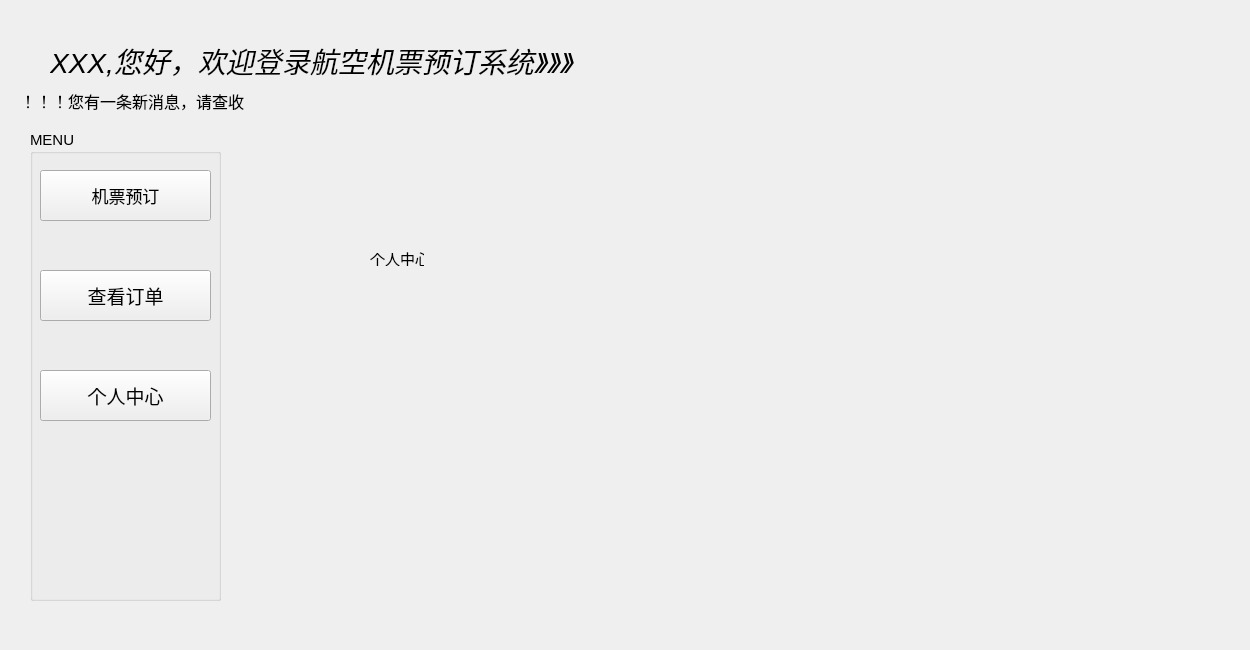
First picture: the form in flightwindow.ui, repository jerryzhu1229/AirTicketBookingSystem, before the edit.
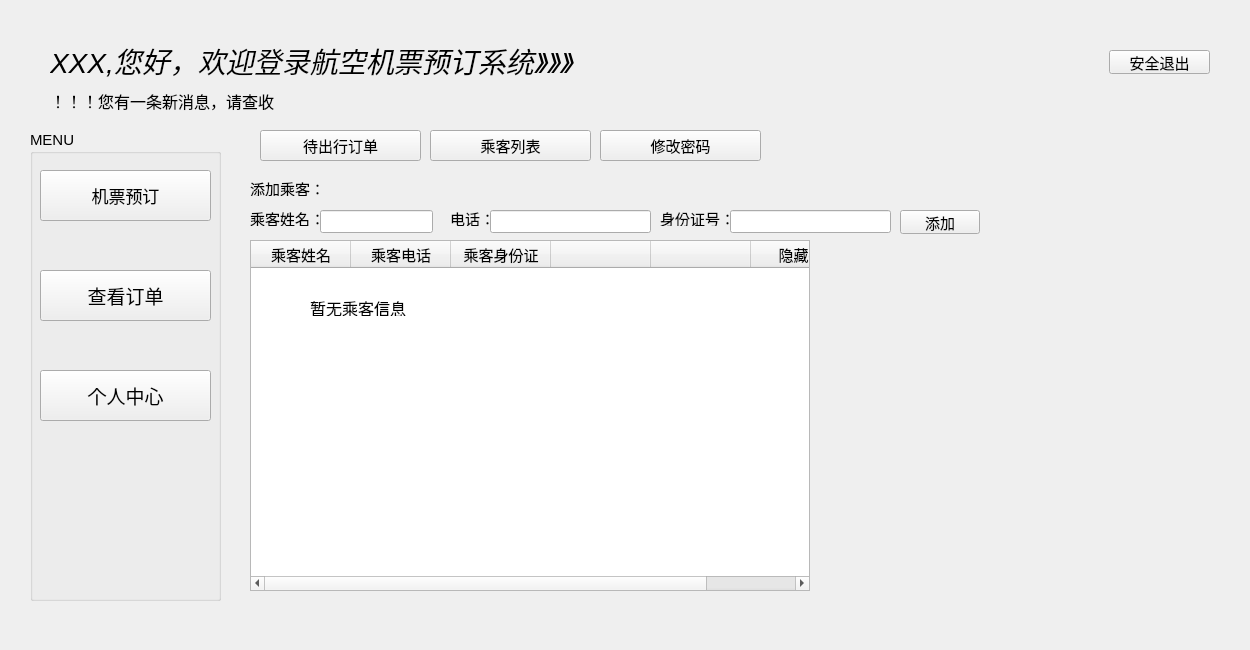
Second picture: the form after the edit. The open tabs and pages were chosen to show the change. Icons and pictures are not drawn.

Diff of the .ui file:
```diff
--- a/flightwindow.ui
+++ b/flightwindow.ui
@@ -40,9 +40,9 @@
   <widget class="QLabel" name="msgLabel">
    <property name="geometry">
     <rect>
-     <x>20</x>
+     <x>50</x>
      <y>80</y>
-     <width>401</width>
+     <width>791</width>
      <height>41</height>
     </rect>
    </property>
@@ -383,20 +383,539 @@
     <property name="enabled">
      <bool>true</bool>
     </property>
-    <widget class="QLabel" name="label_2">
-     <property name="enabled">
-      <bool>true</bool>
+    <widget class="QPushButton" name="show_orderbtn">
+     <property name="geometry">
+      <rect>
+       <x>10</x>
+       <y>10</y>
+       <width>161</width>
+       <height>31</height>
+      </rect>
      </property>
+     <property name="cursor">
+      <cursorShape>PointingHandCursor</cursorShape>
+     </property>
+     <property name="text">
+      <string>待出行订单</string>
+     </property>
+    </widget>
+    <widget class="QPushButton" name="show_passgerbtn">
      <property name="geometry">
       <rect>
-       <x>120</x>
-       <y>130</y>
-       <width>54</width>
-       <height>16</height>
+       <x>180</x>
+       <y>10</y>
+       <width>161</width>
+       <height>31</height>
       </rect>
      </property>
      <property name="text">
-      <string>个人中心</string>
+      <string>乘客列表</string>
+     </property>
+    </widget>
+    <widget class="QStackedWidget" name="stackedWidget_2">
+     <property name="geometry">
+      <rect>
+       <x>0</x>
+       <y>50</y>
+       <width>951</width>
+       <height>431</height>
+      </rect>
+     </property>
+     <widget class="QWidget" name="readyorder_page">
+      <widget class="QTableWidget" name="myorderTabWidget">
+       <property name="geometry">
+        <rect>
+         <x>0</x>
+         <y>0</y>
+         <width>801</width>
+         <height>371</height>
+        </rect>
+       </property>
+       <property name="font">
+        <font>
+         <pointsize>9</pointsize>
+        </font>
+       </property>
+       <column>
+        <property name="text">
+         <string>订单编号</string>
+        </property>
+        <property name="font">
+         <font>
+          <pointsize>11</pointsize>
+         </font>
+        </property>
+       </column>
+       <column>
+        <property name="text">
+         <string>航班编号</string>
+        </property>
+        <property name="font">
+         <font>
+          <pointsize>11</pointsize>
+         </font>
+        </property>
+       </column>
+       <column>
+        <property name="text">
+         <string>座位编号</string>
+        </property>
+        <property name="font">
+         <font>
+          <pointsize>11</pointsize>
+         </font>
+        </property>
+       </column>
+       <column>
+        <property name="text">
+         <string>出发机场</string>
+        </property>
+        <property name="font">
+         <font>
+          <pointsize>11</pointsize>
+         </font>
+        </property>
+       </column>
+       <column>
+        <property name="text">
+         <string>目的机场</string>
+        </property>
+        <property name="font">
+         <font>
+          <pointsize>11</pointsize>
+         </font>
+        </property>
+       </column>
+       <column>
+        <property name="text">
+         <string>出发日期</string>
+        </property>
+        <property name="font">
+         <font>
+          <pointsize>11</pointsize>
+         </font>
+        </property>
+       </column>
+       <column>
+        <property name="text">
+         <string>出发时间</string>
+        </property>
+        <property name="font">
+         <font>
+          <pointsize>11</pointsize>
+         </font>
+        </property>
+       </column>
+       <column>
+        <property name="text">
+         <string>订单状态</string>
+        </property>
+        <property name="font">
+         <font>
+          <pointsize>11</pointsize>
+         </font>
+        </property>
+       </column>
+      </widget>
+      <widget class="QLabel" name="msglab">
+       <property name="geometry">
+        <rect>
+         <x>30</x>
+         <y>30</y>
+         <width>191</width>
+         <height>16</height>
+        </rect>
+       </property>
+       <property name="text">
+        <string>暂无待出行订单</string>
+       </property>
+      </widget>
+     </widget>
+     <widget class="QWidget" name="passengers_page">
+      <widget class="QTableWidget" name="passTabWidget">
+       <property name="geometry">
+        <rect>
+         <x>0</x>
+         <y>70</y>
+         <width>560</width>
+         <height>351</height>
+        </rect>
+       </property>
+       <property name="font">
+        <font>
+         <pointsize>10</pointsize>
+        </font>
+       </property>
+       <column>
+        <property name="text">
+         <string>乘客姓名</string>
+        </property>
+        <property name="font">
+         <font>
+          <pointsize>11</pointsize>
+         </font>
+        </property>
+       </column>
+       <column>
+        <property name="text">
+         <string>乘客电话</string>
+        </property>
+        <property name="font">
+         <font>
+          <pointsize>11</pointsize>
+         </font>
+        </property>
+       </column>
+       <column>
+        <property name="text">
+         <string>乘客身份证</string>
+        </property>
+        <property name="font">
+         <font>
+          <pointsize>11</pointsize>
+         </font>
+        </property>
+       </column>
+       <column>
+        <property name="text">
+         <string/>
+        </property>
+        <property name="font">
+         <font>
+          <pointsize>11</pointsize>
+         </font>
+        </property>
+       </column>
+       <column>
+        <property name="text">
+         <string/>
+        </property>
+        <property name="font">
+         <font>
+          <pointsize>11</pointsize>
+         </font>
+        </property>
+       </column>
+       <column>
+        <property name="text">
+         <string>隐藏列</string>
+        </property>
+        <property name="font">
+         <font>
+          <pointsize>11</pointsize>
+         </font>
+        </property>
+       </column>
+      </widget>
+      <widget class="QLabel" name="label_2">
+       <property name="geometry">
+        <rect>
+         <x>0</x>
+         <y>10</y>
+         <width>91</width>
+         <height>16</height>
+        </rect>
+       </property>
+       <property name="font">
+        <font>
+         <pointsize>11</pointsize>
+        </font>
+       </property>
+       <property name="text">
+        <string>添加乘客：</string>
+       </property>
+      </widget>
+      <widget class="QLabel" name="label_3">
+       <property name="geometry">
+        <rect>
+         <x>0</x>
+         <y>40</y>
+         <width>71</width>
+         <height>16</height>
+        </rect>
+       </property>
+       <property name="font">
+        <font>
+         <pointsize>11</pointsize>
+        </font>
+       </property>
+       <property name="text">
+        <string>乘客姓名：</string>
+       </property>
+      </widget>
+      <widget class="QLineEdit" name="name_lineEdit">
+       <property name="geometry">
+        <rect>
+         <x>70</x>
+         <y>40</y>
+         <width>113</width>
+         <height>23</height>
+        </rect>
+       </property>
+       <property name="inputMethodHints">
+        <set>Qt::ImhNone</set>
+       </property>
+       <property name="maxLength">
+        <number>20</number>
+       </property>
+      </widget>
+      <widget class="QLabel" name="label_4">
+       <property name="geometry">
+        <rect>
+         <x>200</x>
+         <y>40</y>
+         <width>51</width>
+         <height>16</height>
+        </rect>
+       </property>
+       <property name="font">
+        <font>
+         <pointsize>11</pointsize>
+        </font>
+       </property>
+       <property name="text">
+        <string>电话：</string>
+       </property>
+      </widget>
+      <widget class="QLineEdit" name="tel_lineEdit">
+       <property name="geometry">
+        <rect>
+         <x>240</x>
+         <y>40</y>
+         <width>161</width>
+         <height>23</height>
+        </rect>
+       </property>
+       <property name="maxLength">
+        <number>11</number>
+       </property>
+      </widget>
+      <widget class="QLabel" name="label_5">
+       <property name="geometry">
+        <rect>
+         <x>410</x>
+         <y>40</y>
+         <width>81</width>
+         <height>16</height>
+        </rect>
+       </property>
+       <property name="font">
+        <font>
+         <pointsize>11</pointsize>
+        </font>
+       </property>
+       <property name="text">
+        <string>身份证号：</string>
+       </property>
+      </widget>
+      <widget class="QLineEdit" name="ID_lineEdit">
+       <property name="geometry">
+        <rect>
+         <x>480</x>
+         <y>40</y>
+         <width>161</width>
+         <height>23</height>
+        </rect>
+       </property>
+       <property name="maxLength">
+        <number>18</number>
+       </property>
+      </widget>
+      <widget class="QPushButton" name="add_pushButton">
+       <property name="geometry">
+        <rect>
+         <x>650</x>
+         <y>40</y>
+         <width>80</width>
+         <height>24</height>
+        </rect>
+       </property>
+       <property name="styleSheet">
+        <string notr="true"/>
+       </property>
+       <property name="text">
+        <string>添加</string>
+       </property>
+      </widget>
+      <widget class="QLabel" name="msglab2">
+       <property name="geometry">
+        <rect>
+         <x>60</x>
+         <y>130</y>
+         <width>101</width>
+         <height>16</height>
+        </rect>
+       </property>
+       <property name="font">
+        <font>
+         <pointsize>12</pointsize>
+        </font>
+       </property>
+       <property name="text">
+        <string>暂无乘客信息</string>
+       </property>
+      </widget>
+     </widget>
+     <widget class="QWidget" name="alterpass_page">
+      <widget class="QLabel" name="label_6">
+       <property name="geometry">
+        <rect>
+         <x>30</x>
+         <y>80</y>
+         <width>121</width>
+         <height>31</height>
+        </rect>
+       </property>
+       <property name="font">
+        <font>
+         <pointsize>14</pointsize>
+        </font>
+       </property>
+       <property name="text">
+        <string>输入原密码：</string>
+       </property>
+      </widget>
+      <widget class="QLineEdit" name="oldpassEdit">
+       <property name="geometry">
+        <rect>
+         <x>150</x>
+         <y>80</y>
+         <width>281</width>
+         <height>23</height>
+        </rect>
+       </property>
+       <property name="font">
+        <font>
+         <pointsize>9</pointsize>
+        </font>
+       </property>
+      </widget>
+      <widget class="QPushButton" name="nextbtn">
+       <property name="geometry">
+        <rect>
+         <x>450</x>
+         <y>73</y>
+         <width>191</width>
+         <height>31</height>
+        </rect>
+       </property>
+       <property name="text">
+        <string>下一步</string>
+       </property>
+      </widget>
+      <widget class="QPushButton" name="confirm_alterbtn">
+       <property name="geometry">
+        <rect>
+         <x>150</x>
+         <y>270</y>
+         <width>281</width>
+         <height>51</height>
+        </rect>
+       </property>
+       <property name="font">
+        <font>
+         <pointsize>17</pointsize>
+        </font>
+       </property>
+       <property name="text">
+        <string>修改</string>
+       </property>
+      </widget>
+      <widget class="QGroupBox" name="groupBox_2">
+       <property name="geometry">
+        <rect>
+         <x>20</x>
+         <y>120</y>
+         <width>621</width>
+         <height>131</height>
+        </rect>
+       </property>
+       <property name="title">
+        <string/>
+       </property>
+       <widget class="QLabel" name="label_7">
+        <property name="geometry">
+         <rect>
+          <x>10</x>
+          <y>30</y>
+          <width>131</width>
+          <height>31</height>
+         </rect>
+        </property>
+        <property name="font">
+         <font>
+          <pointsize>14</pointsize>
+         </font>
+        </property>
+        <property name="text">
+         <string>输入新密码：</string>
+        </property>
+       </widget>
+       <widget class="QLabel" name="label_8">
+        <property name="geometry">
+         <rect>
+          <x>10</x>
+          <y>90</y>
+          <width>131</width>
+          <height>31</height>
+         </rect>
+        </property>
+        <property name="font">
+         <font>
+          <pointsize>14</pointsize>
+         </font>
+        </property>
+        <property name="text">
+         <string>确认新密码：</string>
+        </property>
+       </widget>
+       <widget class="QLineEdit" name="new1Edit">
+        <property name="geometry">
+         <rect>
+          <x>130</x>
+          <y>30</y>
+          <width>281</width>
+          <height>23</height>
+         </rect>
+        </property>
+        <property name="font">
+         <font>
+          <pointsize>9</pointsize>
+         </font>
+        </property>
+       </widget>
+       <widget class="QLineEdit" name="new2Edit">
+        <property name="geometry">
+         <rect>
+          <x>130</x>
+          <y>90</y>
+          <width>281</width>
+          <height>23</height>
+         </rect>
+        </property>
+        <property name="font">
+         <font>
+          <pointsize>9</pointsize>
+         </font>
+        </property>
+       </widget>
+      </widget>
+     </widget>
+    </widget>
+    <widget class="QPushButton" name="alter_passbtn">
+     <property name="geometry">
+      <rect>
+       <x>350</x>
+       <y>10</y>
+       <width>161</width>
+       <height>31</height>
+      </rect>
+     </property>
+     <property name="cursor">
+      <cursorShape>PointingHandCursor</cursorShape>
+     </property>
+     <property name="text">
+      <string>修改密码</string>
      </property>
     </widget>
    </widget>
@@ -560,6 +1079,38 @@
     </widget>
    </widget>
   </widget>
+  <widget class="QLabel" name="iconlab">
+   <property name="geometry">
+    <rect>
+     <x>30</x>
+     <y>90</y>
+     <width>21</width>
+     <height>21</height>
+    </rect>
+   </property>
+   <property name="text">
+    <string/>
+   </property>
+   <property name="pixmap">
+    <pixmap resource="images.qrc">:/img/images/icon.png</pixmap>
+   </property>
+   <property name="scaledContents">
+    <bool>true</bool>
+   </property>
+  </widget>
+  <widget class="QPushButton" name="pushButton">
+   <property name="geometry">
+    <rect>
+     <x>1109</x>
+     <y>50</y>
+     <width>101</width>
+     <height>24</height>
+    </rect>
+   </property>
+   <property name="text">
+    <string>安全退出</string>
+   </property>
+  </widget>
  </widget>
  <resources>
   <include location="images.qrc"/>
```
Left out of the diff: 47 changed lines with no effect on the pictures.
